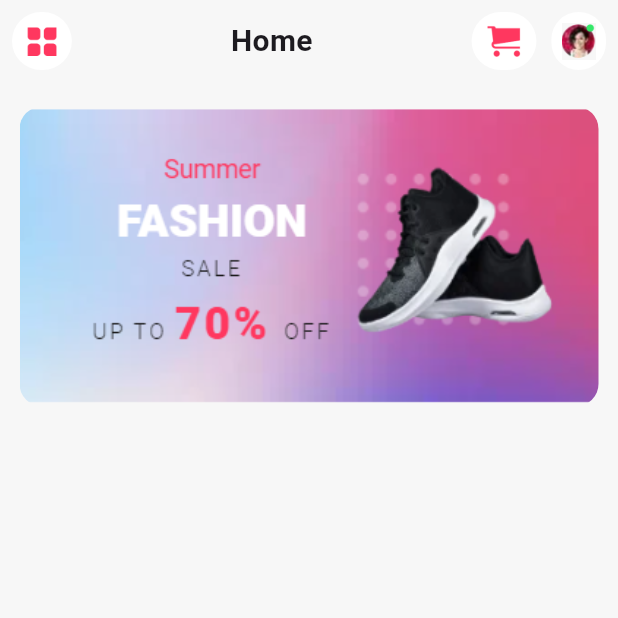
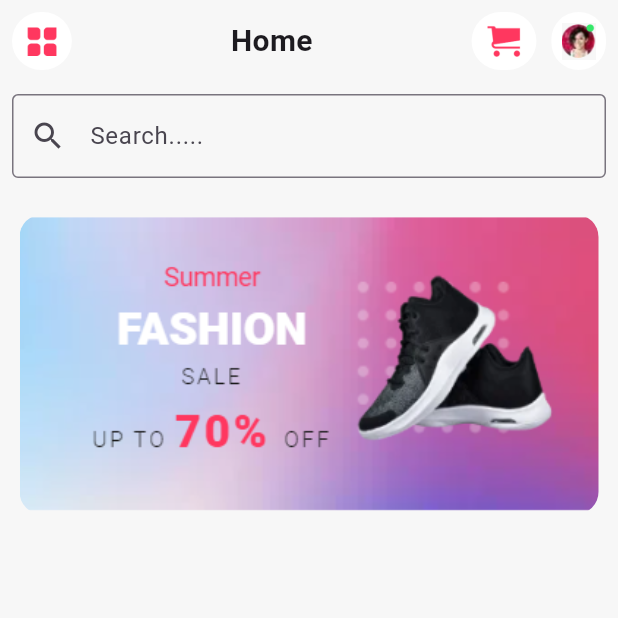
Before and after one commit to kundan7542/android, a Flutter app: the HomeScreen screen opened directly, on a phone screen of 412 x 824 dp, the top half of it. Run offline on Flutter 3.47's test engine with Material 3 defaults, Android fonts, the phone set to English and light mode, and no system bars; drawn by our look-alikes of carousel_slider; our stand-ins replace flutter_svg, get, shared_preferences, stacked; accounts and stored records are empty; network calls fail.

Commit message:
android project

```diff
--- a/lib/home_screen.dart
+++ b/lib/home_screen.dart
@@ -74,6 +74,25 @@ class _HomeScreenState extends State<HomeScreen> {
               ),
 
 
+              Container(
+                child: Padding(
+                  padding: const EdgeInsets.all(8.0),
+                  child: Column(
+                    children: [
+                      TextFormField(
+                         decoration: InputDecoration(
+                          border: OutlineInputBorder(),
+                          hintText: 'Search.....',
+                          prefixIcon: Container(
+                             child: Icon(Icons.search),
+                          ),
+                        ),
+
+                      ),
+                    ],
+                  ),
+                ),
+              ),
 
               SizedBox(height: MediaQuery.of(context).size.height*0.01,),
                 Container(
--- a/pubspec.yaml
+++ b/pubspec.yaml
@@ -41,6 +41,7 @@ dependencies:
   flutter_svg: ^2.0.10+1
   carousel_slider: ^4.2.1
   shared_preferences: ^2.2.3
+  http: ^1.2.1
 
 dev_dependencies:
   flutter_test:
```
Also changed, not shown: lib/login_screen_view.dart (+16 -0 lines), lib/signup_view.dart (+39 -5 lines), pubspec.lock.
